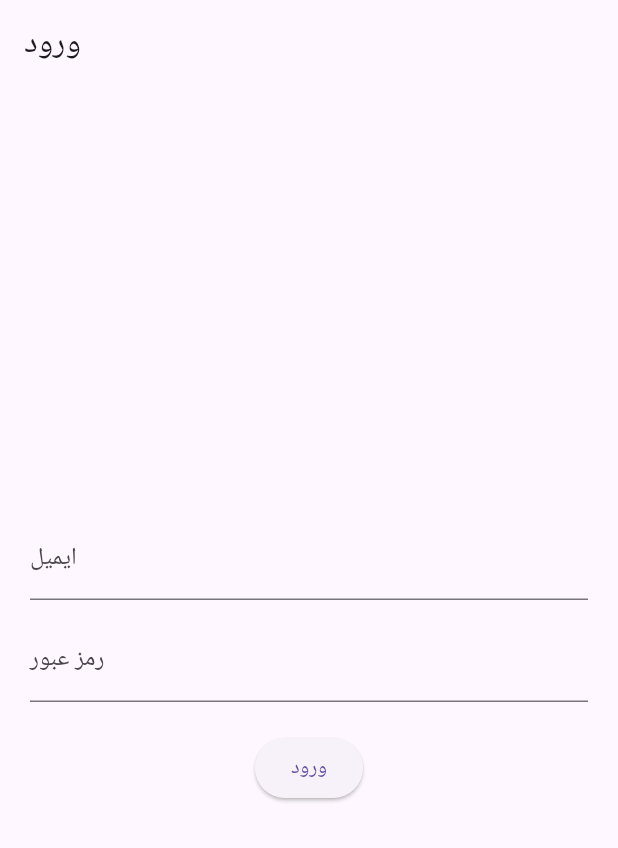
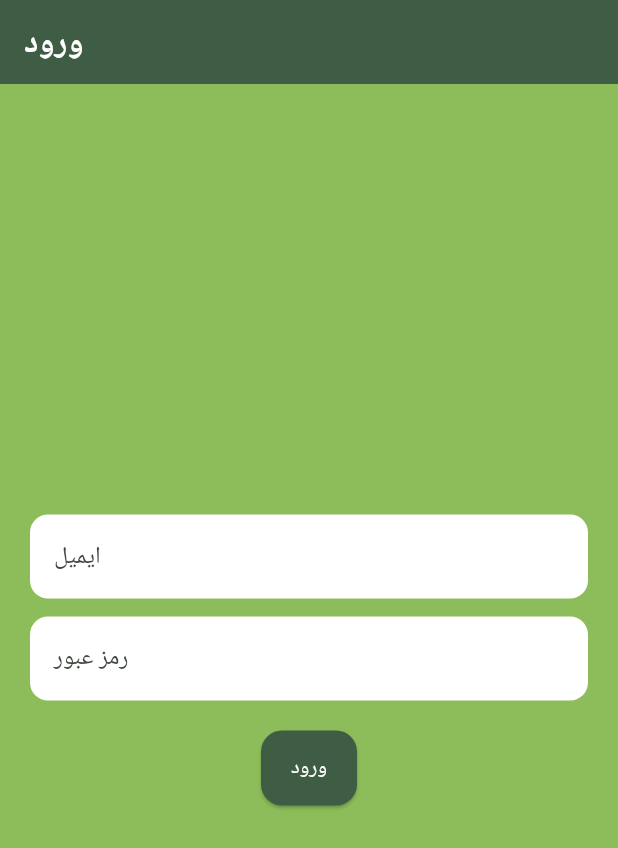
Before and after one commit to iliyagh400/reptime, a Flutter app: the screen it shows after launch, on a phone screen of 412 x 824 dp. Shown: the top 848 px of the screen. Run offline on Flutter 3.47's test engine with Material 3 defaults, Android fonts, the phone set to English and light mode, and no system bars; our stand-ins replace flutter_local_notifications, flutter_timezone, google_fonts, supabase_flutter, timezone; accounts and stored records are empty; Roboto replaces fonts that are missing (Vazirmatn).

Commit message:
feat: apply app-wide theme with custom colors and fonts

```diff
--- a/lib/main.dart
+++ b/lib/main.dart
@@ -5,6 +5,7 @@ import 'edit_pet_page.dart';
 import 'signup_page.dart';
 import 'home_page.dart';
 import 'notification_service.dart';
+import 'package:google_fonts/google_fonts.dart';
 Future<void> main() async {
   WidgetsFlutterBinding.ensureInitialized();
   await NotificationService.init();
@@ -23,6 +24,47 @@ class MyApp extends StatelessWidget {
   Widget build(BuildContext context) {
     return MaterialApp(
       title: 'Reptime',
+      theme: ThemeData(
+          scaffoldBackgroundColor: const Color.fromARGB(255, 141, 189, 90),
+          primaryColor: const Color(0xFF3F5D45),
+          colorScheme: ColorScheme.fromSeed(
+            seedColor: const Color(0xFF3F5D45),
+            primary: const Color(0xFF3F5D45),
+            secondary: const Color(0xFFC98A3E),
+          ),
+          appBarTheme: AppBarTheme(
+            backgroundColor: const Color(0xFF3F5D45),
+            foregroundColor: Colors.white,
+            titleTextStyle: GoogleFonts.fraunces(
+              fontSize: 22,
+              fontWeight: FontWeight.w600,
+              color: Colors.white,
+            ),
+          ),
+          textTheme: GoogleFonts.vazirmatnTextTheme(),
+          elevatedButtonTheme: ElevatedButtonThemeData(
+            style: ElevatedButton.styleFrom(
+              backgroundColor: const Color(0xFF3F5D45),
+              foregroundColor: Colors.white,
+              padding: const EdgeInsets.symmetric(vertical: 15),
+              shape: RoundedRectangleBorder(
+                borderRadius: BorderRadius.circular(14),
+              ),
+            ),
+          ),
+          inputDecorationTheme: InputDecorationTheme(
+            filled: true,
+            fillColor: Colors.white,
+            border: OutlineInputBorder(
+              borderRadius: BorderRadius.circular(12),
+              borderSide: BorderSide.none,
+            ),
+          ),
+          floatingActionButtonTheme: const FloatingActionButtonThemeData(
+            backgroundColor: Color(0xFFC98A3E),
+            foregroundColor: Colors.white,
+          ),
+        ),
       home: Supabase.instance.client.auth.currentSession != null
     ? const HomePage()
     : const LoginPage(),
--- a/lib/pet_profile_page.dart
+++ b/lib/pet_profile_page.dart
@@ -109,6 +109,7 @@ class _PetProfilePageState extends State<PetProfilePage> {
                             'routine_id': r['id'],
                             'pet_id': widget.pet['id'],
                             'completed_at': DateTime.now().toIso8601String(),
+
                             'status': 'done',
                           });
                           if (context.mounted) {
--- a/pubspec.yaml
+++ b/pubspec.yaml
@@ -38,6 +38,7 @@ dependencies:
   flutter_local_notifications: ^22.2.0
   timezone: ^0.11.1
   flutter_timezone: ^5.1.0
+  google_fonts: ^8.2.1
 
 dev_dependencies:
   flutter_test:
```
Also changed, not shown: pubspec.lock, 2 other files.
